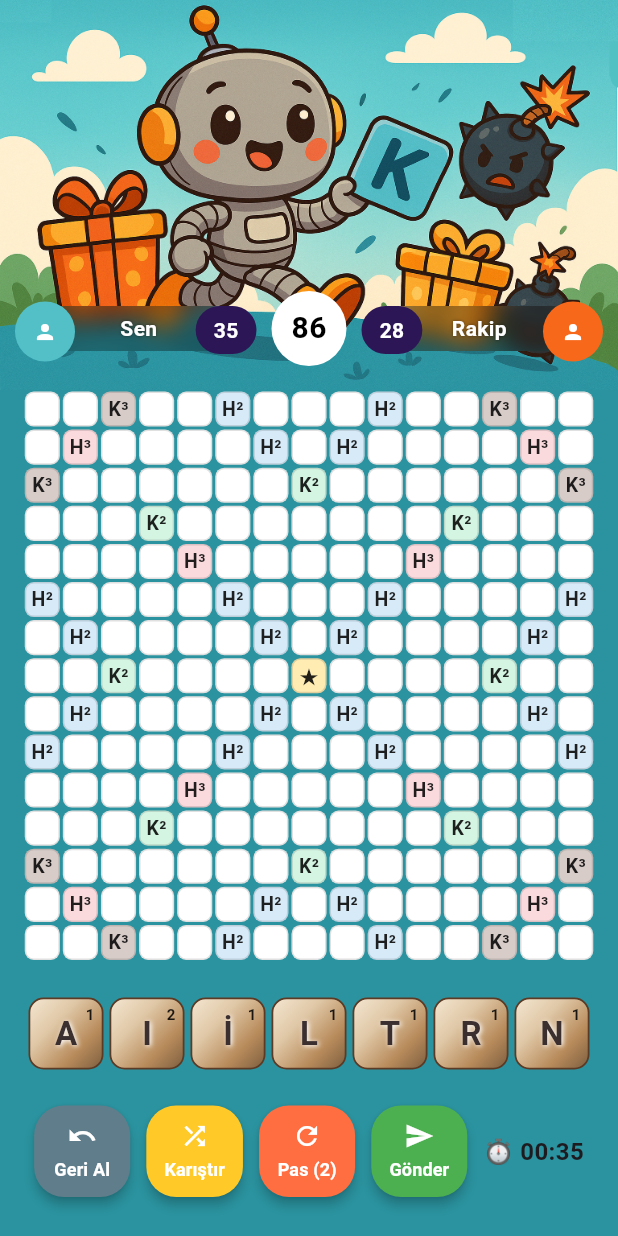
After one commit to zehrakarabektas/Mobile-Kelime-Oyunu, a Flutter app: the GameBoardView screen opened by its route, on a phone screen of 412 x 824 dp. The commit adds this screen. Run offline on Flutter 3.47's test engine with Material 3 defaults, Android fonts, the phone set to English and light mode, and no system bars; our stand-ins replace google_fonts, stacked, stacked_services, stacked_shared.

Commit message:
Oyun board ekranı tasarımı yapıldı.

```diff
--- a/lib/app/app.dart
+++ b/lib/app/app.dart
@@ -8,6 +8,7 @@ import 'package:yazlab2proje2kelimeoyunumobil/ui/views/login/login_view.dart';
 import 'package:yazlab2proje2kelimeoyunumobil/ui/views/register/register_view.dart';
 import 'package:yazlab2proje2kelimeoyunumobil/ui/views/gamehome/gamehome_view.dart';
 import 'package:yazlab2proje2kelimeoyunumobil/ui/views/new_game/new_game_view.dart';
+import 'package:yazlab2proje2kelimeoyunumobil/ui/views/game_board/game_board_view.dart';
 // @stacked-import
 
 @StackedApp(
@@ -18,6 +19,7 @@ import 'package:yazlab2proje2kelimeoyunumobil/ui/views/new_game/new_game_view.da
     MaterialRoute(page: RegisterView),
     MaterialRoute(page: GamehomeView),
     MaterialRoute(page: NewGameView),
+    MaterialRoute(page: GameBoardView),
 // @stacked-route
   ],
   dependencies: [
--- a/lib/app/app.router.dart
+++ b/lib/app/app.router.dart
@@ -5,10 +5,12 @@
 // **************************************************************************
 
 // ignore_for_file: no_leading_underscores_for_library_prefixes
-import 'package:flutter/material.dart' as _i8;
+import 'package:flutter/material.dart' as _i9;
 import 'package:flutter/material.dart';
 import 'package:stacked/stacked.dart' as _i1;
-import 'package:stacked_services/stacked_services.dart' as _i9;
+import 'package:stacked_services/stacked_services.dart' as _i10;
+import 'package:yazlab2proje2kelimeoyunumobil/ui/views/game_board/game_board_view.dart'
+    as _i8;
 import 'package:yazlab2proje2kelimeoyunumobil/ui/views/gamehome/gamehome_view.dart'
     as _i6;
 import 'package:yazlab2proje2kelimeoyunumobil/ui/views/home/home_view.dart'
@@ -35,6 +37,8 @@ class Routes {
 
   static const newGameView = '/new-game-view';
 
+  static const gameBoardView = '/game-board-view';
+
   static const all = <String>{
     homeView,
     startupView,
@@ -42,6 +46,7 @@ class Routes {
     registerView,
     gamehomeView,
     newGameView,
+    gameBoardView,
   };
 }
 
@@ -71,42 +76,52 @@ class StackedRouter extends _i1.RouterBase {
       Routes.newGameView,
       page: _i7.NewGameView,
     ),
+    _i1.RouteDef(
+      Routes.gameBoardView,
+      page: _i8.GameBoardView,
+    ),
   ];
 
   final _pagesMap = <Type, _i1.StackedRouteFactory>{
     _i2.HomeView: (data) {
-      return _i8.MaterialPageRoute<dynamic>(
+      return _i9.MaterialPageRoute<dynamic>(
         builder: (context) => const _i2.HomeView(),
         settings: data,
       );
     },
     _i3.StartupView: (data) {
-      return _i8.MaterialPageRoute<dynamic>(
+      return _i9.MaterialPageRoute<dynamic>(
         builder: (context) => const _i3.StartupView(),
         settings: data,
       );
     },
     _i4.LoginView: (data) {
-      return _i8.MaterialPageRoute<dynamic>(
+      return _i9.MaterialPageRoute<dynamic>(
         builder: (context) => const _i4.LoginView(),
         settings: data,
       );
     },
     _i5.RegisterView: (data) {
-      return _i8.MaterialPageRoute<dynamic>(
+      return _i9.MaterialPageRoute<dynamic>(
         builder: (context) => const _i5.RegisterView(),
         settings: data,
       );
     },
     _i6.GamehomeView: (data) {
-      return _i8.MaterialPageRoute<dynamic>(
+      return _i9.MaterialPageRoute<dynamic>(
         builder: (context) => const _i6.GamehomeView(),
         settings: data,
       );
     },
     _i7.NewGameView: (data) {
-      return _i8.MaterialPageRoute<dynamic>(
+      return _i9.MaterialPageRoute<dynamic>(
         builder: (context) => const _i7.NewGameView(),
+        settings: data,
+      );
+    },
+    _i8.GameBoardView: (data) {
+      return _i9.MaterialPageRoute<dynamic>(
+        builder: (context) => const _i8.GameBoardView(),
         settings: data,
       );
     },
@@ -119,7 +134,7 @@ class StackedRouter extends _i1.RouterBase {
   Map<Type, _i1.StackedRouteFactory> get pagesMap => _pagesMap;
 }
 
-extension NavigatorStateExtension on _i9.NavigationService {
+extension NavigatorStateExtension on _i10.NavigationService {
   Future<dynamic> navigateToHomeView([
     int? routerId,
     bool preventDuplicates = true,
@@ -198,6 +213,20 @@ extension NavigatorStateExtension on _i9.NavigationService {
         transition,
   ]) async {
     return navigateTo<dynamic>(Routes.newGameView,
+        id: routerId,
+        preventDuplicates: preventDuplicates,
+        parameters: parameters,
+        transition: transition);
+  }
+
+  Future<dynamic> navigateToGameBoardView([
+    int? routerId,
+    bool preventDuplicates = true,
+    Map<String, String>? parameters,
+    Widget Function(BuildContext, Animation<double>, Animation<double>, Widget)?
+        transition,
+  ]) async {
+    return navigateTo<dynamic>(Routes.gameBoardView,
         id: routerId,
         preventDuplicates: preventDuplicates,
         parameters: parameters,
@@ -287,4 +316,18 @@ extension NavigatorStateExtension on _i9.NavigationService {
         parameters: parameters,
         transition: transition);
   }
+
+  Future<dynamic> replaceWithGameBoardView([
+    int? routerId,
+    bool preventDuplicates = true,
+    Map<String, String>? parameters,
+    Widget Function(BuildContext, Animation<double>, Animation<double>, Widget)?
+        transition,
+  ]) async {
+    return replaceWith<dynamic>(Routes.gameBoardView,
+        id: routerId,
+        preventDuplicates: preventDuplicates,
+        parameters: parameters,
+        transition: transition);
+  }
 }
--- /dev/null
+++ b/lib/ui/views/game_board/game_board_view.dart
@@ -0,0 +1,311 @@
+import 'dart:ui';
+import 'package:flutter/material.dart';
+import 'package:stacked/stacked.dart';
+import 'package:flutter/services.dart';
+import 'game_board_viewmodel.dart';
+
+class GameBoardView extends StackedView<GameBoardViewModel> {
+  const GameBoardView({super.key});
+
+  @override
+  Widget builder(
+    BuildContext context,
+    GameBoardViewModel viewModel,
+    Widget? child,
+  ) {
+    return AnnotatedRegion<SystemUiOverlayStyle>(
+      value: SystemUiOverlayStyle.light.copyWith(
+        statusBarColor: Colors.transparent,
+        statusBarIconBrightness: Brightness.light,
+      ),
+      child: Scaffold(
+        extendBodyBehindAppBar: true,
+        backgroundColor: const Color(0xFF2A939F),
+        body: Column(
+          children: [
+            SizedBox(height: 260, child: buildTopBar()),
+            Flexible(
+              fit: FlexFit.loose,
+              child: AspectRatio(
+                aspectRatio: 1,
+                child: GridView.builder(
+                  padding: EdgeInsets.zero,
+                  itemCount: viewModel.boardSize * viewModel.boardSize,
+                  gridDelegate: SliverGridDelegateWithFixedCrossAxisCount(
+                    crossAxisCount: viewModel.boardSize,
+                  ),
+                  itemBuilder: (context, index) {
+                    int row = index ~/ viewModel.boardSize;
+                    int col = index % viewModel.boardSize;
+                    final cell = viewModel.board[row][col];
+
+                    return DragTarget<String>(
+                      onAccept: (letter) {
+                        viewModel.placeLetter(row, col, letter);
+                      },
+                      builder: (context, candidateData, rejectedData) {
+                        return Container(
+                          margin: const EdgeInsets.all(1),
+                          decoration: BoxDecoration(
+                            color: viewModel.intToBonusColor(cell.bonusCode),
+                            borderRadius: BorderRadius.circular(6),
+                            border: Border.all(color: Colors.black12),
+                          ),
+                          child: Stack(
+                            children: [
+                              Center(
+                                child: Text(
+                                  viewModel.intToBonusText(cell.bonusCode),
+                                  style: const TextStyle(
+                                    fontSize: 13,
+                                    fontWeight: FontWeight.w600,
+                                    color: Colors.black87,
+                                  ),
+                                ),
+                              ),
+                              if (cell.letter.isNotEmpty)
+                                Center(
+                                  child: Text(
+                                    cell.letter,
+                                    style: const TextStyle(
+                                      fontSize: 24,
+                                      fontWeight: FontWeight.bold,
+                                      color: Colors.black,
+                                    ),
+                                  ),
+                                ),
+                            ],
+                          ),
+                        );
+                      },
+                    );
+                  },
+                ),
+              ),
+            ),
+            const SizedBox(height: 24),
+            buildLetterBar(viewModel),
+            const SizedBox(height: 24),
+            buildControlBar(),
+            const SizedBox(height: 6),
+          ],
+        ),
+      ),
+    );
+  }
+
+  @override
+  GameBoardViewModel viewModelBuilder(BuildContext context) {
+    final model = GameBoardViewModel();
+    model.initializeBoard();
+    return model;
+  }
+
+  Widget buildTopBar() {
+    return Stack(
+      alignment: Alignment.bottomCenter,
+      children: [
+        Image.asset(
+          'lib/assets/images/oyunboardsayfalogo.png',
+          width: double.infinity,
+          fit: BoxFit.fitWidth,
+        ),
+        Positioned(
+          bottom: 16,
+          left: 16,
+          right: 16,
+          child: Row(
+            children: [
+              Expanded(child: buildPlayerInfo(isLeft: true, username: "Sen", score: 35, bgColor: Colors.transparent)),
+              Container(
+                width: 50,
+                height: 50,
+                margin: const EdgeInsets.symmetric(horizontal: 12),
+                decoration: const BoxDecoration(color: Colors.white, shape: BoxShape.circle),
+                alignment: Alignment.center,
+                child: const Text('86', style: TextStyle(fontWeight: FontWeight.bold, fontSize: 20, color: Colors.black)),
+              ),
+              Expanded(child: buildPlayerInfo(isLeft: false, username: "Rakip", score: 28, bgColor: Colors.transparent)),
+            ],
+          ),
+        ),
+      ],
+    );
+  }
+
+  Widget buildPlayerInfo({required bool isLeft, required String username, required int score, required Color bgColor}) {
+    return SizedBox(
+      width: 160,
+      height: 30,
+      child: Stack(
+        clipBehavior: Clip.none,
+        children: [
+          Positioned.fill(
+            child: ClipRRect(
+              borderRadius: BorderRadius.circular(16),
+              child: BackdropFilter(
+                filter: ImageFilter.blur(sigmaX: 8, sigmaY: 8),
+                child: Container(
+                  margin: const EdgeInsets.symmetric(horizontal: 12),
+                  decoration: BoxDecoration(color: bgColor.withOpacity(0.3), borderRadius: BorderRadius.circular(16)),
+                  alignment: Alignment.center,
+                  child: Text(
+                    username,
+                    overflow: TextOverflow.ellipsis,
+                    style: const TextStyle(
+                      fontWeight: FontWeight.bold,
+                      fontSize: 14,
+                      color: Colors.white,
+                      shadows: [Shadow(color: Colors.black45, blurRadius: 2)],
+                    ),
+                  ),
+                ),
+              ),
+            ),
+          ),
+          if (isLeft)
+            const Positioned(left: -6, top: -3, child: CircleAvatar(radius: 20, backgroundColor: Color(0xFF53C0C8), child: Icon(Icons.person, size: 16, color: Colors.white))),
+          if (isLeft)
+            Positioned(right: -2, top: 0, child: buildScoreBox(score)),
+          if (!isLeft)
+            const Positioned(right: -6, top: -3, child: CircleAvatar(radius: 20, backgroundColor: Color(0xFFF7681B), child: Icon(Icons.person, size: 16, color: Colors.white))),
+          if (!isLeft)
+            Positioned(left: -2, top: 0, child: buildScoreBox(score)),
+        ],
+      ),
+    );
+  }
+
+  Widget buildScoreBox(int score) {
+    return Container(
+      padding: const EdgeInsets.symmetric(horizontal: 12, vertical: 6),
+      decoration: BoxDecoration(color: const Color(0xFF2C1655), borderRadius: BorderRadius.circular(20)),
+      child: Text(
+        score.toString(),
+        style: const TextStyle(color: Colors.white, fontWeight: FontWeight.bold, fontSize: 14),
+      ),
+    );
+  }
+
+  Widget buildLetterBar(GameBoardViewModel viewModel) {
+    List<String> letters = ['A', 'I', 'İ', 'L', 'T', 'R', 'N'];
+
+    return Padding(
+      padding: const EdgeInsets.symmetric(horizontal: 4),
+      child: SizedBox(
+        height: 48,
+        child: Row(
+          mainAxisAlignment: MainAxisAlignment.center,
+          children: letters.map((letter) {
+            return Padding(
+              padding: const EdgeInsets.symmetric(horizontal: 2),
+              child: Draggable<String>(
+                data: letter,
+                feedback: Material(
+                  color: Colors.transparent,
+                  child: buildLetterTile(letter, viewModel, shadow: true),
+                ),
+                childWhenDragging: Opacity(opacity: 0.4, child: buildLetterTile(letter, viewModel)),
+                child: buildLetterTile(letter, viewModel),
+              ),
+            );
+          }).toList(),
+        ),
+      ),
+    );
+  }
+
+  Widget buildLetterTile(String letter, GameBoardViewModel viewModel, {bool shadow = false}) {
+    final point = viewModel.getLetterPoint(letter);
+
+    return Container(
+      width: 50,
+      height: 50,
+      alignment: Alignment.center,
+      child: Stack(
+        children: [
+          Container(
+            decoration: BoxDecoration(
+              borderRadius: BorderRadius.circular(10),
+              gradient: const LinearGradient(
+                colors: [
+                  Color(0xFFF5E8D3),
+                  Color(0xFFE0C8A7),
+                  Color(0xFFB88B5B),
+                  Color(0xFF7A5C3E),
+                ],
+                begin: Alignment.topLeft,
+                end: Alignment.bottomRight,
+                stops: [0.0, 0.35, 0.7, 1.0],
+              ),
+              border: Border.all(color: Color(0xFF5C3B26), width: 1.2),
+              boxShadow: shadow ? [BoxShadow(color: Colors.black.withOpacity(0.2), blurRadius: 4, offset: Offset(2, 2))] : [],
+            ),
+          ),
+          Center(
+            child: Text(
+              letter,
+              style: const TextStyle(
+                fontSize: 22,
+                fontWeight: FontWeight.bold,
+                color: Color(0xFF3B2F2F),
+                shadows: [Shadow(color: Colors.white, blurRadius: 4, offset: Offset(1, 1))],
+              ),
+            ),
+          ),
+          Positioned(
+            top: 4,
+            right: 6,
+            child: Text(
+              point.toString(),
+              style: const TextStyle(
+                fontSize: 10,
+                fontWeight: FontWeight.w700,
+                color: Colors.black87,
+              ),
+            ),
+          ),
+        ],
+      ),
+    );
+  }
+
+  Widget buildControlBar() {
+    return Padding(
+      padding: const EdgeInsets.only(bottom: 20, left: 12, right: 12),
+      child: Row(
+        mainAxisAlignment: MainAxisAlignment.spaceEvenly,
+        children: [
+          buildGameButton(Icons.undo, "Geri Al", Colors.blueGrey),
+          buildGameButton(Icons.shuffle, "Karıştır", Colors.amber.shade400),
+          buildGameButton(Icons.refresh, "Pas (2)", Colors.deepOrangeAccent),
+          buildGameButton(Icons.send, "Gönder", Colors.green.shade500),
+          const Text("⏱ 00:35", style: TextStyle(fontSize: 16, fontWeight: FontWeight.bold)),
+        ],
+      ),
+    );
+  }
+
+  Widget buildGameButton(IconData icon, String label, Color color) {
+    return ElevatedButton(
+      onPressed: () {},
+      style: ElevatedButton.styleFrom(
+        backgroundColor: color,
+        padding: const EdgeInsets.symmetric(horizontal: 12, vertical: 10),
+        shape: RoundedRectangleBorder(borderRadius: BorderRadius.circular(20)),
+        elevation: 3,
+      ),
+      child: Column(
+        mainAxisSize: MainAxisSize.min,
+        children: [
+          Icon(icon, size: 20, color: Colors.white),
+          const SizedBox(height: 4),
+          Text(
+            label,
+            style: const TextStyle(color: Colors.white, fontSize: 12, fontWeight: FontWeight.w600),
+          ),
+        ],
+      ),
+    );
+  }
+}
--- /dev/null
+++ b/lib/ui/views/game_board/game_board_viewmodel.dart
@@ -0,0 +1,122 @@
+import 'package:flutter/material.dart';
+import 'package:stacked/stacked.dart';
+
+class Cell {
+  String letter;
+  final int bonusCode; // 0 = yok, 1 = H2, 2 = H3, 3 = K2, 4 = K3, 5 = ★
+  final bool hasMine;
+  final bool hasReward;
+
+  Cell({
+    this.letter = '',
+    required this.bonusCode,
+    this.hasMine = false,
+    this.hasReward = false,
+  });
+}
+
+class GameBoardViewModel extends BaseViewModel {
+  final int boardSize = 15;
+  late List<List<Cell>> board;
+  final Map<String, int> letterPoints = {
+    'A': 1,
+    'B': 3,
+    'C': 4,
+    'Ç': 4,
+    'D': 3,
+    'E': 1,
+    'F': 7,
+    'G': 5,
+    'Ğ': 8,
+    'H': 5,
+    'I': 2,
+    'İ': 1,
+    'J': 10,
+    'K': 1,
+    'L': 1,
+    'M': 2,
+    'N': 1,
+    'O': 2,
+    'Ö': 7,
+    'P': 5,
+    'R': 1,
+    'S': 2,
+    'Ş': 4,
+    'T': 1,
+    'U': 2,
+    'Ü': 3,
+    'V': 7,
+    'Y': 3,
+    'Z': 4,
+    'JOKER': 0
+  };
+
+  final List<List<int>> bonusMatrix = [
+    [0, 0, 5, 0, 0, 2, 0, 0, 0, 2, 0, 0, 5, 0, 0],
+    [0, 3, 0, 0, 0, 0, 2, 0, 2, 0, 0, 0, 0, 3, 0],
+    [5, 0, 0, 0, 0, 0, 0, 4, 0, 0, 0, 0, 0, 0, 5],
+    [0, 0, 0, 4, 0, 0, 0, 0, 0, 0, 0, 4, 0, 0, 0],
+    [0, 0, 0, 0, 3, 0, 0, 0, 0, 0, 3, 0, 0, 0, 0],
+    [2, 0, 0, 0, 0, 2, 0, 0, 0, 2, 0, 0, 0, 0, 2],
+    [0, 2, 0, 0, 0, 0, 2, 0, 2, 0, 0, 0, 0, 2, 0],
+    [0, 0, 4, 0, 0, 0, 0, 1, 0, 0, 0, 0, 4, 0, 0],
+    [0, 2, 0, 0, 0, 0, 2, 0, 2, 0, 0, 0, 0, 2, 0],
+    [2, 0, 0, 0, 0, 2, 0, 0, 0, 2, 0, 0, 0, 0, 2],
+    [0, 0, 0, 0, 3, 0, 0, 0, 0, 0, 3, 0, 0, 0, 0],
+    [0, 0, 0, 4, 0, 0, 0, 0, 0, 0, 0, 4, 0, 0, 0],
+    [5, 0, 0, 0, 0, 0, 0, 4, 0, 0, 0, 0, 0, 0, 5],
+    [0, 3, 0, 0, 0, 0, 2, 0, 2, 0, 0, 0, 0, 3, 0],
+    [0, 0, 5, 0, 0, 2, 0, 0, 0, 2, 0, 0, 5, 0, 0],
+  ];
+
+  void initializeBoard() {
+    board = List.generate(boardSize, (row) {
+      return List.generate(boardSize, (col) {
+        return Cell(bonusCode: bonusMatrix[row][col]);
+      });
+    });
+  }
+
+  void placeLetter(int row, int col, String letter) {
+    board[row][col].letter = letter;
+    notifyListeners();
+  }
+
+  String intToBonusText(int code) {
+    switch (code) {
+      case 1:
+        return '★';
+      case 2:
+        return 'H²';
+      case 3:
+        return 'H³';
+      case 4:
+        return 'K²';
+      case 5:
+        return 'K³';
+      default:
+        return '';
+    }
+  }
+
+  Color intToBonusColor(int code) {
+    switch (code) {
+      case 1:
+        return const Color(0xFFFFECB3);
+      case 2:
+        return const Color(0xFFD6EAF8);
+      case 3:
+        return const Color(0xFFFADADD);
+      case 4:
+        return const Color(0xFFD5F5E3);
+      case 5:
+        return const Color(0xFFD7CCC8);
+      default:
+        return const Color.fromARGB(255, 255, 255, 255);
+    }
+  }
+
+  int getLetterPoint(String letter) {
+    return letterPoints[letter.toUpperCase()] ?? 0;
+  }
+}
--- a/lib/ui/views/gamehome/gamehome_viewmodel.dart
+++ b/lib/ui/views/gamehome/gamehome_viewmodel.dart
@@ -36,5 +36,4 @@ class GamehomeViewModel extends BaseViewModel {
   void logout() {
     debugPrint("Kullanıcı çıkış yaptı.");
   }
-
 }
--- a/lib/ui/views/login/login_view.dart
+++ b/lib/ui/views/login/login_view.dart
@@ -36,7 +36,7 @@ class LoginView extends StackedView<LoginViewModel> {
                     ),
                   ),
                   const SizedBox(height: 32),
-                  _inputField("E-posta", false, viewModel.updateEmail),
+                  _inputField("Kullanıcı Adı", false, viewModel.updateEmail),
                   const SizedBox(height: 16),
                   _inputField("Şifre", true, viewModel.updatePassword),
                   const SizedBox(height: 24),
--- a/lib/ui/views/new_game/new_game_viewmodel.dart
+++ b/lib/ui/views/new_game/new_game_viewmodel.dart
@@ -1,12 +1,17 @@
 import 'package:stacked/stacked.dart';
 import 'package:flutter/material.dart';
+import 'package:stacked_services/stacked_services.dart';
+import '../../../app/app.locator.dart';
+import '../../../app/app.router.dart';
 
 class NewGameViewModel extends BaseViewModel {
+  final _navigationService = locator<NavigationService>();
   String username = "Zehra"; // aynı GamehomeView gibi
   String successRate = "85"; // UI'da % ifadesi için string bekleniyor
 
   void onDurationSelected(BuildContext context, Duration duration) {
     debugPrint("Yeni oyun süresi seçildi: $duration");
+    _navigationService.replaceWithGameBoardView();
     // TODO: eşleşme başlat / oyun ekranına yönlendir
     // örn: Navigator.pushNamed(context, '/gameboard', arguments: duration);
   }
```
Also changed, not shown: lib/assets/images/aktifOyunlar1.png (deleted), lib/assets/images/ayarlar1.png (deleted), lib/assets/images/besdakikaicon1.png (deleted), lib/assets/images/bitenOyunlar1.png (deleted), lib/assets/images/ikidakikaicon1.png (deleted), lib/assets/images/onikisaaticon1.png (deleted), lib/assets/images/oyunboardsayfalogo.png (added), lib/assets/images/yeniOyun1.png (deleted), lib/assets/images/yirmidortsaaticon1.png (deleted), 1 other file.
